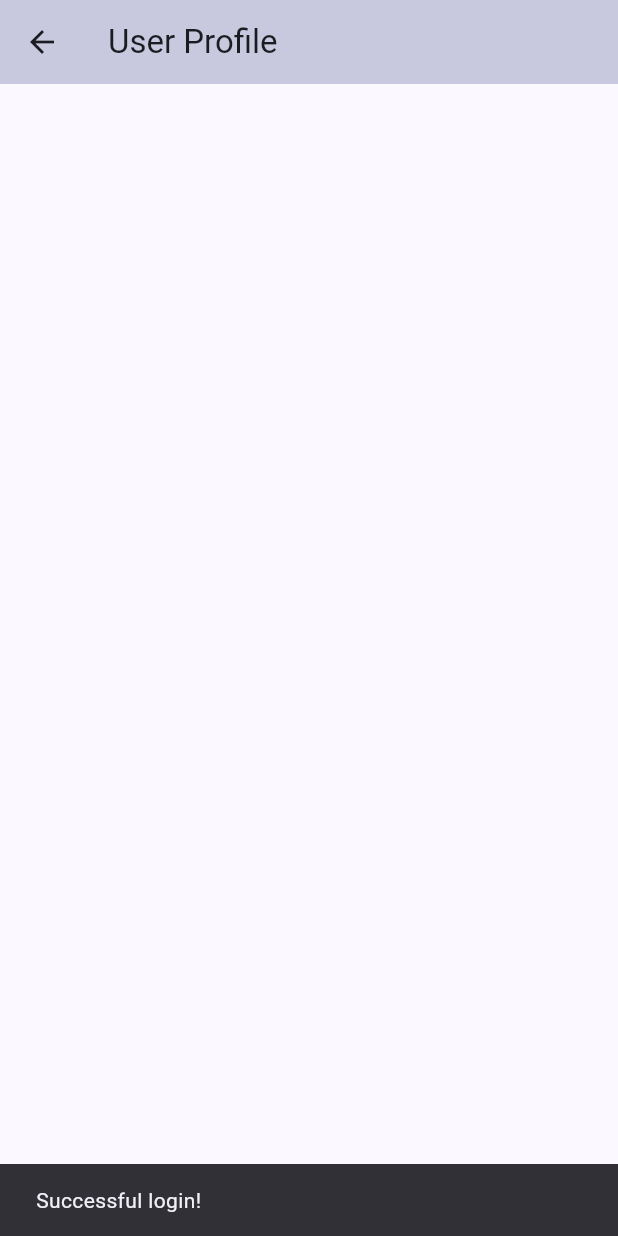
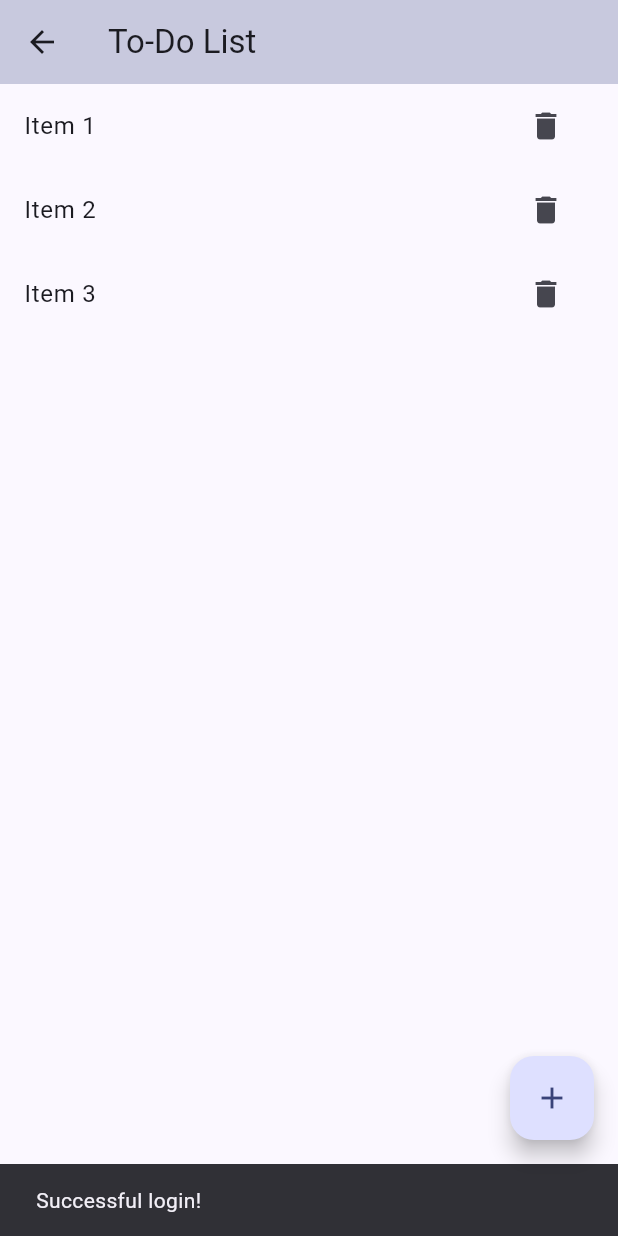
Before and after one commit to Spartakm67/flutter_home_work8, a Flutter app: the screen it shows after launch, after a tap on "Sign in", on a phone screen of 412 x 824 dp. Run offline on Flutter 3.47's test engine with Material 3 defaults, Android fonts, the phone set to English and light mode, and no system bars; our stand-ins replace flutter_dotenv.

Commit message:
AnimatedList added

```diff
--- a/lib/main.dart
+++ b/lib/main.dart
@@ -24,6 +24,8 @@ class MyApp extends StatelessWidget {
       routes: {
         '/': (context) => const PasswordScreen(),
         '/todo': (context) => const TodoScreen(),
+
+
       },
     );
   }
--- a/lib/screens/password_screen.dart
+++ b/lib/screens/password_screen.dart
@@ -14,10 +14,16 @@ class PasswordScreenState extends State<PasswordScreen> {
   final TextEditingController _passwordController = TextEditingController();
   final String _correctPassword = dotenv.env['PASSWORD'] ?? '';
   bool _obscureText = true;
+  bool _isPasswordFieldEmpty = true;
 
   @override
   void initState() {
     super.initState();
+    _passwordController.addListener(() {
+      setState(() {
+        _isPasswordFieldEmpty = _passwordController.text.isEmpty;
+      });
+    });
   }
 
   @override
@@ -60,9 +66,13 @@ class PasswordScreenState extends State<PasswordScreen> {
                     decoration: InputDecoration(
                       labelText: 'Enter your password',
                       labelStyle: TextStyles.labelText(context),
-                      suffixIcon: IconButton(
+                      suffixIcon: _isPasswordFieldEmpty
+                          ? null
+                          : IconButton(
                               icon: Icon(
-                          _obscureText ? Icons.visibility : Icons.visibility_off,
+                                _obscureText
+                                    ? Icons.visibility
+                                    : Icons.visibility_off,
                               ),
                               onPressed: () {
                                 setState(() {
--- a/lib/screens/todo_screen.dart
+++ b/lib/screens/todo_screen.dart
@@ -6,35 +6,65 @@ class TodoScreen extends StatefulWidget {
   const TodoScreen({super.key});
 
   @override
-  State<TodoScreen> createState() => _ProfilePageState();
+  TodoScreenState createState() => TodoScreenState();
 }
 
-class _ProfilePageState extends State<TodoScreen> {
+class TodoScreenState extends State<TodoScreen> {
+  final GlobalKey<AnimatedListState> _listKey = GlobalKey<AnimatedListState>();
+  final List<String> _items = ['Item 1', 'Item 2', 'Item 3'];
+  int _nextItemNumber = 4;
+
+  void _addItem() {
+    final index = _items.length;
+    _items.add('Item $_nextItemNumber');
+    _nextItemNumber++;
+    _listKey.currentState?.insertItem(index);
+  }
+
+  void _removeItem(int index) {
+    final removedItem = _items[index];
+    _items.removeAt(index);
+    _listKey.currentState?.removeItem(
+      index,
+          (context, animation) => _buildItem(removedItem, animation),
+    );
+  }
+
+  Widget _buildItem(String item, Animation<double> animation) {
+    return SizeTransition(
+      sizeFactor: animation,
+      child: ListTile(
+        title: Text(item),
+        trailing: IconButton(
+          icon: const Icon(Icons.delete),
+          onPressed: () {
+            final index = _items.indexOf(item);
+            if (index != -1) {
+              _removeItem(index);
+            }
+          },
+        ),
+      ),
+    );
+  }
+
   @override
   Widget build(BuildContext context) {
     return Scaffold(
       appBar: AppBar(
         backgroundColor: Theme.of(context).colorScheme.primary.withOpacity(0.3),
-        title: const Text('User Profile'),
+        title: const Text('To-Do List'),
       ),
-      body: Container(
-        color: Theme.of(context).colorScheme.primary.withOpacity(0.1),
-        child: LayoutBuilder(
-          builder: (context, constraints) {
-            return const SingleChildScrollView(
-              child: Column(
-                children: [
-                  // ProfileHeader(),
-                  // UserStatusWidget(
-                  //   projectsCount: 49,
-                  //   followersCount: 1640,
-                  //   followingCount: 750,
-                  // ),
-                ],
-              ),
-            );
-          },
-        ),
+      body: AnimatedList(
+        key: _listKey,
+        initialItemCount: _items.length,
+        itemBuilder: (context, index, animation) {
+          return _buildItem(_items[index], animation);
+        },
+      ),
+      floatingActionButton: FloatingActionButton(
+        onPressed: _addItem,
+        child: const Icon(Icons.add),
       ),
     );
   }
--- a/pubspec.yaml
+++ b/pubspec.yaml
@@ -22,7 +22,7 @@ environment:
   sdk: ^3.5.4
 
 # Dependencies specify other packages that your package needs in order to work.
-# To automatically upgrade your package dependencies to the latest versions
+# To automatically upgrade your package dependencies to the latest versions,
 # consider running `flutter pub upgrade --major-versions`. Alternatively,
 # dependencies can be manually updated by changing the version numbers below to
 # the latest version available on pub.dev. To see which dependencies have newer
```
Lines whose indentation alone changed are shown as unchanged.
